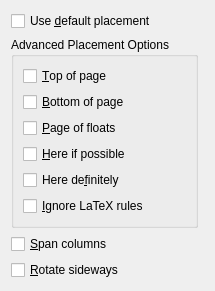
Before: the Qt Designer form src/frontends/qt4/ui/FloatPlacementUi.ui in cburschka/lyx, drawn with Qt 5.
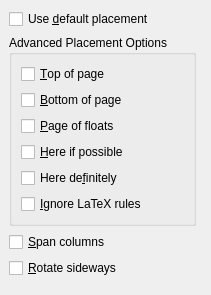
After: the same form once the commit is applied.

```diff
--- a/src/frontends/qt4/ui/FloatPlacementUi.ui
+++ b/src/frontends/qt4/ui/FloatPlacementUi.ui
@@ -6,13 +6,19 @@
     <x>0</x>
     <y>0</y>
     <width>203</width>
-    <height>288</height>
+    <height>295</height>
    </rect>
   </property>
   <property name="windowTitle" >
    <string>Form</string>
   </property>
   <layout class="QGridLayout" >
+   <property name="margin" >
+    <number>9</number>
+   </property>
+   <property name="spacing" >
+    <number>6</number>
+   </property>
    <item row="0" column="0" colspan="2" >
     <widget class="QCheckBox" name="defaultsCB" >
      <property name="text" >
@@ -29,19 +35,7 @@
       <property name="leftMargin" >
        <number>9</number>
       </property>
-      <property name="topMargin" >
-       <number>9</number>
-      </property>
-      <property name="rightMargin" >
-       <number>9</number>
-      </property>
-      <property name="bottomMargin" >
-       <number>9</number>
-      </property>
-      <property name="horizontalSpacing" >
-       <number>6</number>
-      </property>
-      <property name="verticalSpacing" >
+      <property name="spacing" >
        <number>6</number>
       </property>
       <item row="0" column="0" >
```
Left out of the diff: 2 changed lines with no effect on the pictures.
